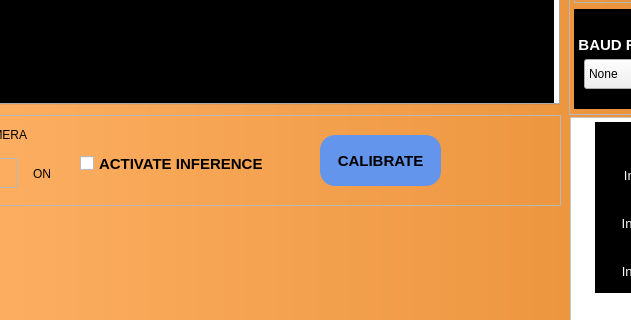
Above: documents/mainwindow.ui from AntonioConsiglio/5D-robot-consolle before the change; both pictures show x 100 to 731 and y 395 to 715 of the 1297 by 810 pixel window. Below: the same form after it.
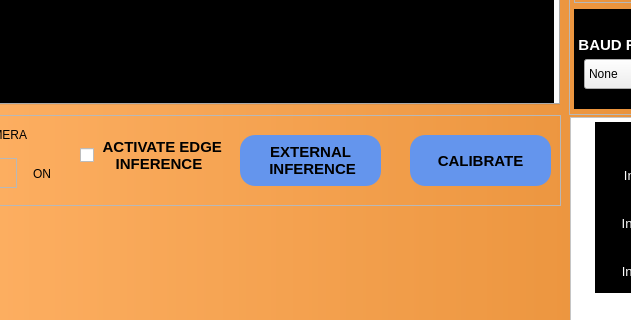
That is the form after the change. The open tabs and pages were chosen to show the change. Icons and pictures are not drawn.

Commit message: external inference using oakd images and depth.

```diff
--- a/documents/mainwindow.ui
+++ b/documents/mainwindow.ui
@@ -3005,9 +3005,9 @@
      <property name="geometry">
       <rect>
        <x>170</x>
-       <y>40</y>
-       <width>191</width>
-       <height>17</height>
+       <y>20</y>
+       <width>161</width>
+       <height>41</height>
       </rect>
      </property>
      <property name="font">
@@ -3018,7 +3018,8 @@
       </font>
      </property>
      <property name="text">
-      <string>ACTIVATE INFERENCE</string>
+      <string> ACTIVATE EDGE 
+    INFERENCE</string>
      </property>
      <property name="iconSize">
       <size>
@@ -3030,9 +3031,9 @@
     <widget class="QPushButton" name="autocalibration">
      <property name="geometry">
       <rect>
-       <x>410</x>
+       <x>500</x>
        <y>20</y>
-       <width>121</width>
+       <width>141</width>
        <height>51</height>
       </rect>
      </property>
@@ -3066,6 +3067,46 @@
       <string>CALIBRATE</string>
      </property>
     </widget>
+    <widget class="QPushButton" name="startdetection">
+     <property name="geometry">
+      <rect>
+       <x>330</x>
+       <y>20</y>
+       <width>141</width>
+       <height>51</height>
+      </rect>
+     </property>
+     <property name="font">
+      <font>
+       <pointsize>11</pointsize>
+       <weight>75</weight>
+       <bold>true</bold>
+       <strikeout>false</strikeout>
+       <kerning>true</kerning>
+      </font>
+     </property>
+     <property name="styleSheet">
+      <string notr="true">QPushButton
+{
+border: 2px sunken;
+border-radius:15px;
+background-color:#6495ED;
+
+}
+QPushButton:hover
+{
+background-color:#00FFFF;
+}
+QPushButton:pressed
+{
+background-color:white;
+}</string>
+     </property>
+     <property name="text">
+      <string>EXTERNAL 
+ INFERENCE</string>
+     </property>
+    </widget>
    </widget>
   </widget>
   <widget class="QMenuBar" name="menubar">
```
Left out of the diff: 4 changed lines with no effect on the pictures. The commit also changes 12 other files.
